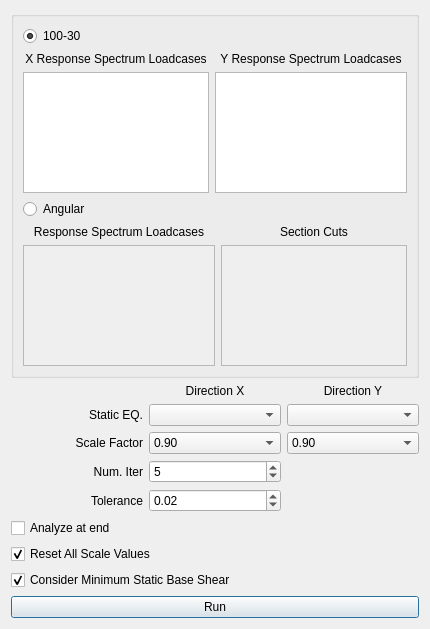
Before: the Qt Designer form widgets/response_spectrum.ui in ebrahimraeyat/civilTools, drawn with Qt 5.
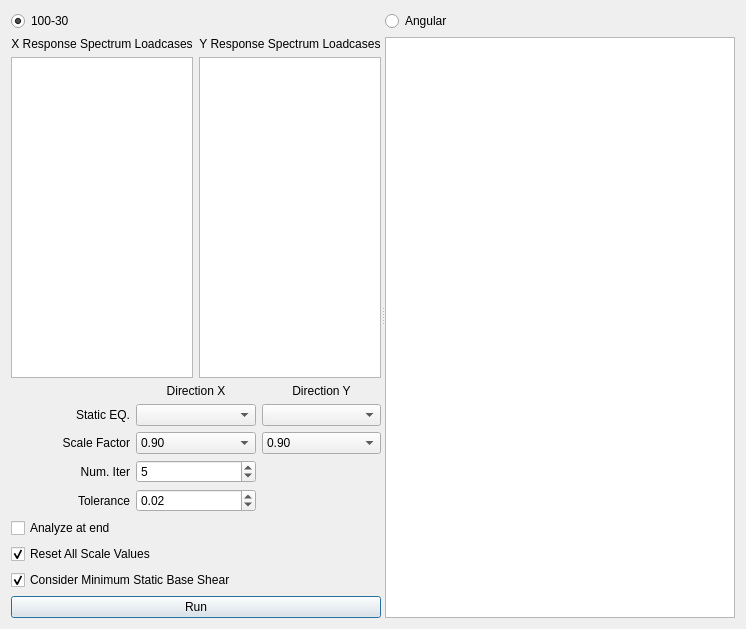
After: the same form once the commit is applied. Icons and pictures are not drawn.

Commit message: Convert the angular response spectrum gui to table

```diff
--- a/widgets/response_spectrum.ui
+++ b/widgets/response_spectrum.ui
@@ -6,144 +6,24 @@
    <rect>
     <x>0</x>
     <y>0</y>
-    <width>430</width>
+    <width>745</width>
     <height>629</height>
    </rect>
   </property>
   <property name="windowTitle">
    <string>Response Spectrum Analysis</string>
   </property>
-  <layout class="QVBoxLayout" name="verticalLayout">
+  <layout class="QVBoxLayout" name="verticalLayout_3">
    <item>
-    <widget class="QGroupBox" name="groupBox">
-     <property name="title">
-      <string/>
+    <widget class="QSplitter" name="splitter">
+     <property name="orientation">
+      <enum>Qt::Horizontal</enum>
      </property>
-     <layout class="QGridLayout" name="gridLayout">
-      <item row="0" column="0">
-       <widget class="QRadioButton" name="combination">
-        <property name="text">
-         <string>100-30</string>
-        </property>
-        <property name="checked">
-         <bool>true</bool>
-        </property>
-       </widget>
-      </item>
-      <item row="1" column="0">
-       <widget class="QLabel" name="label_3">
-        <property name="layoutDirection">
-         <enum>Qt::LeftToRight</enum>
-        </property>
-        <property name="text">
-         <string>X Response Spectrum Loadcases</string>
-        </property>
-        <property name="alignment">
-         <set>Qt::AlignCenter</set>
-        </property>
-       </widget>
-      </item>
-      <item row="1" column="1" colspan="2">
-       <widget class="QLabel" name="label_4">
-        <property name="layoutDirection">
-         <enum>Qt::LeftToRight</enum>
-        </property>
-        <property name="text">
-         <string>Y Response Spectrum Loadcases</string>
-        </property>
-        <property name="alignment">
-         <set>Qt::AlignCenter</set>
-        </property>
-       </widget>
-      </item>
-      <item row="2" column="0">
-       <widget class="QListWidget" name="x_dynamic_loadcase_list">
-        <property name="selectionMode">
-         <enum>QAbstractItemView::MultiSelection</enum>
-        </property>
-        <property name="sortingEnabled">
-         <bool>false</bool>
-        </property>
-       </widget>
-      </item>
-      <item row="2" column="1" colspan="2">
-       <widget class="QListWidget" name="y_dynamic_loadcase_list">
-        <property name="selectionMode">
-         <enum>QAbstractItemView::MultiSelection</enum>
-        </property>
-        <property name="sortingEnabled">
-         <bool>false</bool>
-        </property>
-       </widget>
-      </item>
-      <item row="3" column="0">
-       <widget class="QRadioButton" name="angular">
-        <property name="text">
-         <string>Angular</string>
-        </property>
-       </widget>
-      </item>
-      <item row="4" column="0" colspan="2">
-       <widget class="QLabel" name="label_5">
-        <property name="layoutDirection">
-         <enum>Qt::LeftToRight</enum>
-        </property>
-        <property name="text">
-         <string>Response Spectrum Loadcases</string>
-        </property>
-        <property name="alignment">
-         <set>Qt::AlignCenter</set>
-        </property>
-       </widget>
-      </item>
-      <item row="4" column="2">
-       <widget class="QLabel" name="label_10">
-        <property name="layoutDirection">
-         <enum>Qt::LeftToRight</enum>
-        </property>
-        <property name="text">
-         <string>Section Cuts</string>
-        </property>
-        <property name="alignment">
-         <set>Qt::AlignCenter</set>
-        </property>
-       </widget>
-      </item>
-      <item row="5" column="0" colspan="2">
-       <widget class="QListWidget" name="angular_specs">
-        <property name="enabled">
-         <bool>false</bool>
-        </property>
-        <property name="selectionMode">
-         <enum>QAbstractItemView::MultiSelection</enum>
-        </property>
-        <property name="sortingEnabled">
-         <bool>false</bool>
-        </property>
-       </widget>
-      </item>
-      <item row="5" column="2">
-       <widget class="QListWidget" name="section_cuts">
-        <property name="enabled">
-         <bool>false</bool>
-        </property>
-        <property name="selectionMode">
-         <enum>QAbstractItemView::MultiSelection</enum>
-        </property>
-        <property name="sortingEnabled">
-         <bool>false</bool>
-        </property>
-       </widget>
-      </item>
-     </layout>
-    </widget>
-   </item>
+     <widget class="QWidget" name="">
+      <layout class="QVBoxLayout" name="verticalLayout_2">
    <item>
     <layout class="QGridLayout" name="gridLayout_3">
-     <item row="1" column="1">
-      <widget class="QComboBox" name="ex_combobox"/>
-     </item>
-     <item row="1" column="0">
+         <item row="2" column="0">
       <widget class="QLabel" name="label_2">
        <property name="text">
         <string>Static EQ.</string>
@@ -153,7 +33,7 @@
        </property>
       </widget>
      </item>
-     <item row="2" column="0">
+         <item row="3" column="0">
       <widget class="QLabel" name="label_7">
        <property name="text">
         <string>Scale Factor</string>
@@ -163,7 +43,7 @@
        </property>
       </widget>
      </item>
-     <item row="3" column="0">
+         <item row="4" column="0">
       <widget class="QLabel" name="label_8">
        <property name="text">
         <string>Num. Iter</string>
@@ -173,20 +53,10 @@
        </property>
       </widget>
      </item>
-     <item row="0" column="2">
-      <widget class="QLabel" name="label_6">
-       <property name="enabled">
-        <bool>true</bool>
-       </property>
-       <property name="text">
-        <string>Direction Y</string>
-       </property>
-       <property name="alignment">
-        <set>Qt::AlignCenter</set>
-       </property>
-      </widget>
-     </item>
-     <item row="3" column="1">
+         <item row="2" column="1">
+          <widget class="QComboBox" name="ex_combobox"/>
+         </item>
+         <item row="4" column="1">
       <widget class="QSpinBox" name="iteration">
        <property name="minimum">
         <number>1</number>
@@ -196,17 +66,20 @@
        </property>
       </widget>
      </item>
-     <item row="4" column="0">
-      <widget class="QLabel" name="label_9">
+         <item row="1" column="2">
+          <widget class="QLabel" name="label_6">
+           <property name="enabled">
+            <bool>true</bool>
+           </property>
        <property name="text">
-        <string>Tolerance</string>
+            <string>Direction Y</string>
        </property>
        <property name="alignment">
-        <set>Qt::AlignRight|Qt::AlignTrailing|Qt::AlignVCenter</set>
+            <set>Qt::AlignCenter</set>
        </property>
       </widget>
      </item>
-     <item row="5" column="0" colspan="3">
+         <item row="6" column="0" colspan="3">
       <widget class="QCheckBox" name="analyze">
        <property name="layoutDirection">
         <enum>Qt::LeftToRight</enum>
@@ -219,27 +92,24 @@
        </property>
       </widget>
      </item>
-     <item row="1" column="2">
+         <item row="2" column="2">
       <widget class="QComboBox" name="ey_combobox">
        <property name="enabled">
         <bool>true</bool>
        </property>
       </widget>
      </item>
-     <item row="0" column="1">
-      <widget class="QLabel" name="label">
-       <property name="layoutDirection">
-        <enum>Qt::LeftToRight</enum>
-       </property>
+         <item row="5" column="0">
+          <widget class="QLabel" name="label_9">
        <property name="text">
-        <string>Direction X</string>
+            <string>Tolerance</string>
        </property>
        <property name="alignment">
-        <set>Qt::AlignCenter</set>
+            <set>Qt::AlignRight|Qt::AlignTrailing|Qt::AlignVCenter</set>
        </property>
       </widget>
      </item>
-     <item row="4" column="1">
+         <item row="5" column="1">
       <widget class="QDoubleSpinBox" name="tolerance">
        <property name="minimum">
         <double>0.000000000000000</double>
@@ -255,7 +125,7 @@
        </property>
       </widget>
      </item>
-     <item row="2" column="1">
+         <item row="3" column="1">
       <widget class="QComboBox" name="x_scalefactor_combobox">
        <property name="currentIndex">
         <number>1</number>
@@ -277,29 +147,7 @@
        </item>
       </widget>
      </item>
-     <item row="2" column="2">
-      <widget class="QComboBox" name="y_scalefactor_combobox">
-       <property name="currentIndex">
-        <number>1</number>
-       </property>
-       <item>
-        <property name="text">
-         <string>0.85</string>
-        </property>
-       </item>
-       <item>
-        <property name="text">
-         <string>0.90</string>
-        </property>
-       </item>
-       <item>
-        <property name="text">
-         <string>1.0</string>
-        </property>
-       </item>
-      </widget>
-     </item>
-     <item row="6" column="0" colspan="3">
+         <item row="7" column="0" colspan="3">
       <widget class="QCheckBox" name="reset">
        <property name="text">
         <string>Reset All Scale Values</string>
@@ -309,7 +157,42 @@
        </property>
       </widget>
      </item>
-     <item row="7" column="0" colspan="3">
+         <item row="1" column="1">
+          <widget class="QLabel" name="label">
+           <property name="layoutDirection">
+            <enum>Qt::LeftToRight</enum>
+           </property>
+           <property name="text">
+            <string>Direction X</string>
+           </property>
+           <property name="alignment">
+            <set>Qt::AlignCenter</set>
+           </property>
+          </widget>
+         </item>
+         <item row="3" column="2">
+          <widget class="QComboBox" name="y_scalefactor_combobox">
+           <property name="currentIndex">
+            <number>1</number>
+           </property>
+           <item>
+            <property name="text">
+             <string>0.85</string>
+            </property>
+           </item>
+           <item>
+            <property name="text">
+             <string>0.90</string>
+            </property>
+           </item>
+           <item>
+            <property name="text">
+             <string>1.0</string>
+            </property>
+           </item>
+          </widget>
+         </item>
+         <item row="8" column="0" colspan="3">
       <widget class="QCheckBox" name="consider_min_static_base_shear">
        <property name="text">
         <string>Consider Minimum Static Base Shear</string>
@@ -319,6 +202,66 @@
        </property>
       </widget>
      </item>
+         <item row="0" column="0" colspan="3">
+          <layout class="QGridLayout" name="gridLayout">
+           <item row="0" column="0">
+            <widget class="QRadioButton" name="combination">
+             <property name="text">
+              <string>100-30</string>
+             </property>
+             <property name="checked">
+              <bool>true</bool>
+             </property>
+            </widget>
+           </item>
+           <item row="1" column="0">
+            <widget class="QLabel" name="label_3">
+             <property name="layoutDirection">
+              <enum>Qt::LeftToRight</enum>
+             </property>
+             <property name="text">
+              <string>X Response Spectrum Loadcases</string>
+             </property>
+             <property name="alignment">
+              <set>Qt::AlignCenter</set>
+             </property>
+            </widget>
+           </item>
+           <item row="1" column="1">
+            <widget class="QLabel" name="label_4">
+             <property name="layoutDirection">
+              <enum>Qt::LeftToRight</enum>
+             </property>
+             <property name="text">
+              <string>Y Response Spectrum Loadcases</string>
+             </property>
+             <property name="alignment">
+              <set>Qt::AlignCenter</set>
+             </property>
+            </widget>
+           </item>
+           <item row="2" column="0">
+            <widget class="QListWidget" name="x_dynamic_loadcase_list">
+             <property name="selectionMode">
+              <enum>QAbstractItemView::MultiSelection</enum>
+             </property>
+             <property name="sortingEnabled">
+              <bool>false</bool>
+             </property>
+            </widget>
+           </item>
+           <item row="2" column="1">
+            <widget class="QListWidget" name="y_dynamic_loadcase_list">
+             <property name="selectionMode">
+              <enum>QAbstractItemView::MultiSelection</enum>
+             </property>
+             <property name="sortingEnabled">
+              <bool>false</bool>
+             </property>
+            </widget>
+           </item>
+          </layout>
+         </item>
     </layout>
    </item>
    <item>
@@ -339,6 +282,37 @@
      <property name="shortcut">
       <string>Ctrl+S</string>
      </property>
+        </widget>
+       </item>
+      </layout>
+     </widget>
+     <widget class="QWidget" name="">
+      <layout class="QVBoxLayout" name="verticalLayout">
+       <item>
+        <widget class="QRadioButton" name="angular">
+         <property name="text">
+          <string>Angular</string>
+         </property>
+        </widget>
+       </item>
+       <item>
+        <widget class="QTableView" name="tableView">
+         <property name="minimumSize">
+          <size>
+           <width>350</width>
+           <height>0</height>
+          </size>
+         </property>
+         <property name="alternatingRowColors">
+          <bool>true</bool>
+         </property>
+         <property name="selectionMode">
+          <enum>QAbstractItemView::SingleSelection</enum>
+         </property>
+        </widget>
+       </item>
+      </layout>
+     </widget>
     </widget>
    </item>
   </layout>
```
Lines whose indentation alone changed are shown as unchanged. The commit also changes 1 other file.
